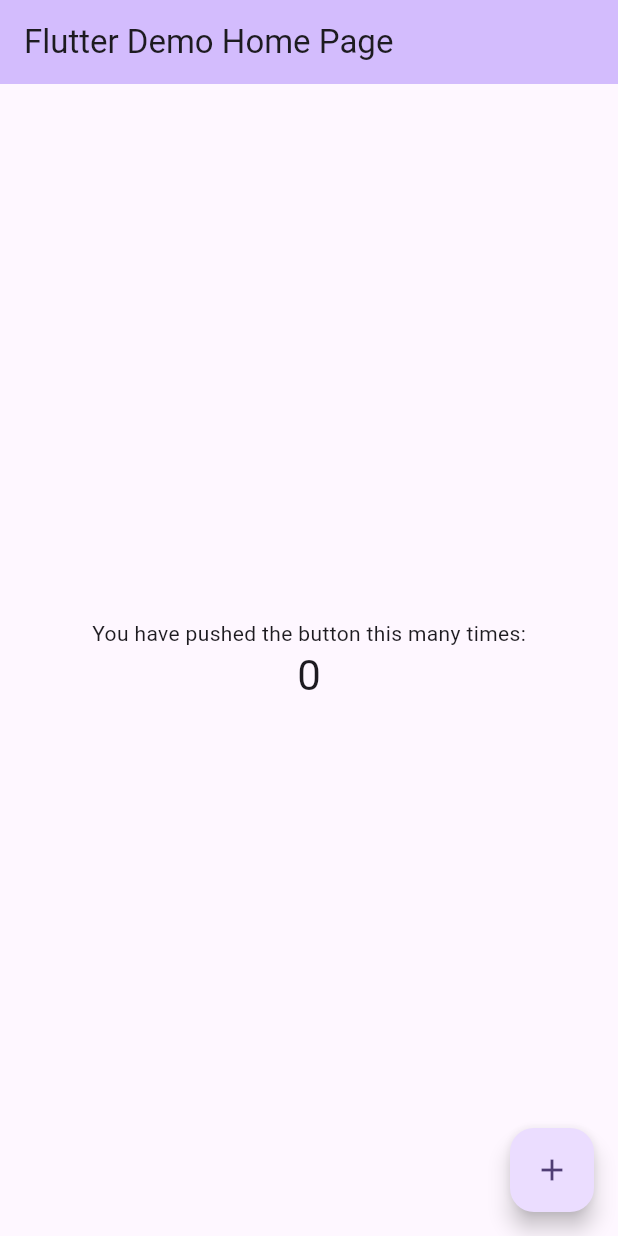
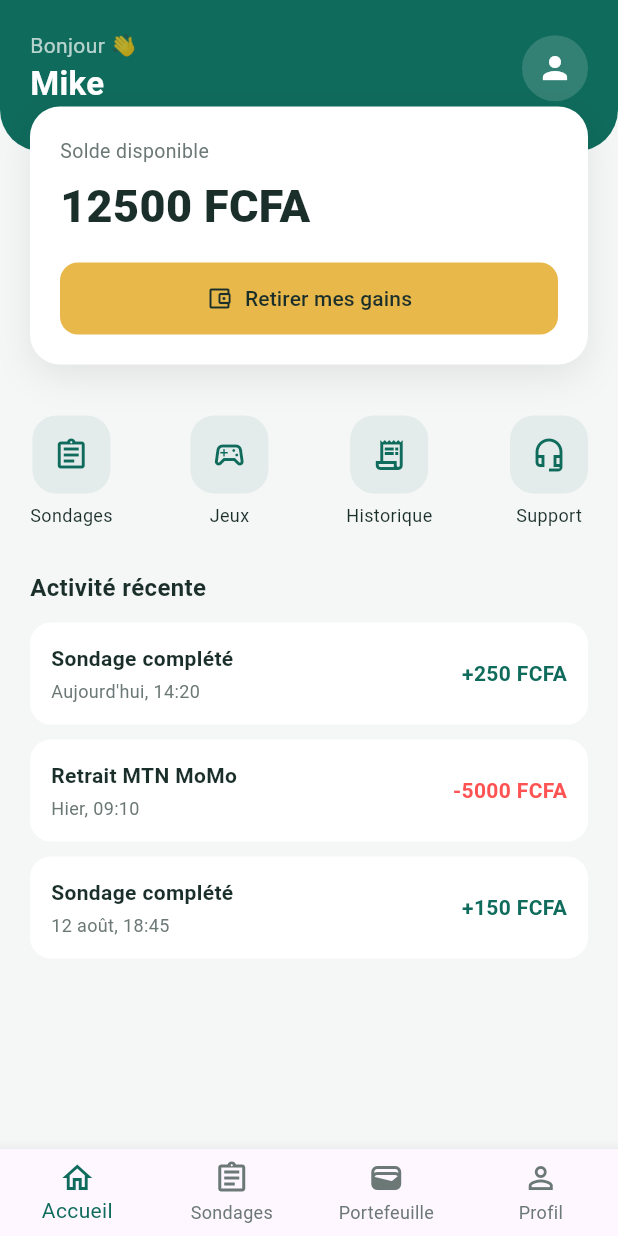
Before and after one commit to slownpoke/mon-appli-job, a Flutter app: the screen it shows after launch, on a phone screen of 412 x 824 dp. Run offline on Flutter 3.47's test engine with Material 3 defaults, Android fonts, the phone set to English and light mode, and no system bars.

Commit message:
Ajout écran accueil

```diff
--- a/lib/main.dart
+++ b/lib/main.dart
@@ -1,4 +1,5 @@
 import 'package:flutter/material.dart';
+import 'screens/home_screen.dart';
 
 void main() {
   runApp(const MyApp());
@@ -7,119 +8,17 @@ void main() {
 class MyApp extends StatelessWidget {
   const MyApp({super.key});
 
-  // This widget is the root of your application.
   @override
   Widget build(BuildContext context) {
     return MaterialApp(
-      title: 'Flutter Demo',
+      title: 'Mon Appli Job',
+      debugShowCheckedModeBanner: false,
       theme: ThemeData(
-        // This is the theme of your application.
-        //
-        // TRY THIS: Try running your application with "flutter run". You'll see
-        // the application has a purple toolbar. Then, without quitting the app,
-        // try changing the seedColor in the colorScheme below to Colors.green
-        // and then invoke "hot reload" (save your changes or press the "hot
-        // reload" button in a Flutter-supported IDE, or press "r" if you used
-        // the command line to start the app).
-        //
-        // Notice that the counter didn't reset back to zero; the application
-        // state is not lost during the reload. To reset the state, use hot
-        // restart instead.
-        //
-        // This works for code too, not just values: Most code changes can be
-        // tested with just a hot reload.
-        colorScheme: ColorScheme.fromSeed(seedColor: Colors.deepPurple),
         useMaterial3: true,
+        fontFamily: 'Roboto',
+        scaffoldBackgroundColor: const Color(0xFFF5F7F6),
       ),
-      home: const MyHomePage(title: 'Flutter Demo Home Page'),
+      home: const HomeScreen(),
     );
   }
 }
-
-class MyHomePage extends StatefulWidget {
-  const MyHomePage({super.key, required this.title});
-
-  // This widget is the home page of your application. It is stateful, meaning
-  // that it has a State object (defined below) that contains fields that affect
-  // how it looks.
-
-  // This class is the configuration for the state. It holds the values (in this
-  // case the title) provided by the parent (in this case the App widget) and
-  // used by the build method of the State. Fields in a Widget subclass are
-  // always marked "final".
-
-  final String title;
-
-  @override
-  State<MyHomePage> createState() => _MyHomePageState();
-}
-
-class _MyHomePageState extends State<MyHomePage> {
-  int _counter = 0;
-
-  void _incrementCounter() {
-    setState(() {
-      // This call to setState tells the Flutter framework that something has
-      // changed in this State, which causes it to rerun the build method below
-      // so that the display can reflect the updated values. If we changed
-      // _counter without calling setState(), then the build method would not be
-      // called again, and so nothing would appear to happen.
-      _counter++;
-    });
-  }
-
-  @override
-  Widget build(BuildContext context) {
-    // This method is rerun every time setState is called, for instance as done
-    // by the _incrementCounter method above.
-    //
-    // The Flutter framework has been optimized to make rerunning build methods
-    // fast, so that you can just rebuild anything that needs updating rather
-    // than having to individually change instances of widgets.
-    return Scaffold(
-      appBar: AppBar(
-        // TRY THIS: Try changing the color here to a specific color (to
-        // Colors.amber, perhaps?) and trigger a hot reload to see the AppBar
-        // change color while the other colors stay the same.
-        backgroundColor: Theme.of(context).colorScheme.inversePrimary,
-        // Here we take the value from the MyHomePage object that was created by
-        // the App.build method, and use it to set our appbar title.
-        title: Text(widget.title),
-      ),
-      body: Center(
-        // Center is a layout widget. It takes a single child and positions it
-        // in the middle of the parent.
-        child: Column(
-          // Column is also a layout widget. It takes a list of children and
-          // arranges them vertically. By default, it sizes itself to fit its
-          // children horizontally, and tries to be as tall as its parent.
-          //
-          // Column has various properties to control how it sizes itself and
-          // how it positions its children. Here we use mainAxisAlignment to
-          // center the children vertically; the main axis here is the vertical
-          // axis because Columns are vertical (the cross axis would be
-          // horizontal).
-          //
-          // TRY THIS: Invoke "debug painting" (choose the "Toggle Debug Paint"
-          // action in the IDE, or press "p" in the console), to see the
-          // wireframe for each widget.
-          mainAxisAlignment: MainAxisAlignment.center,
-          children: <Widget>[
-            const Text(
-              'You have pushed the button this many times:',
-            ),
-            Text(
-              '$_counter',
-              style: Theme.of(context).textTheme.headlineMedium,
-            ),
-          ],
-        ),
-      ),
-      floatingActionButton: FloatingActionButton(
-        onPressed: _incrementCounter,
-        tooltip: 'Increment',
-        child: const Icon(Icons.add),
-      ), // This trailing comma makes auto-formatting nicer for build methods.
-    );
-  }
-}
--- /dev/null
+++ b/lib/screens/home_screen.dart
@@ -0,0 +1,263 @@
+import 'package:flutter/material.dart';
+
+// Palette de couleurs de l'application
+class AppColors {
+  static const primary = Color(0xFF0F6B5C); // Vert émeraude foncé
+  static const primaryLight = Color(0xFF14A085);
+  static const accent = Color(0xFFE8B84B); // Doré (gains)
+  static const background = Color(0xFFF5F7F6);
+  static const cardWhite = Colors.white;
+  static const textDark = Color(0xFF1A2E2A);
+  static const textGrey = Color(0xFF6B7876);
+}
+
+class HomeScreen extends StatelessWidget {
+  const HomeScreen({super.key});
+
+  @override
+  Widget build(BuildContext context) {
+    // Données factices en attendant la connexion à la base de données
+    const String userName = "Mike";
+    const double balance = 12500;
+    const String currency = "FCFA";
+
+    return Scaffold(
+      backgroundColor: AppColors.background,
+      body: SafeArea(
+        child: SingleChildScrollView(
+          child: Column(
+            crossAxisAlignment: CrossAxisAlignment.start,
+            children: [
+              _buildHeader(userName),
+              _buildBalanceCard(balance, currency),
+              _buildQuickActions(),
+              _buildRecentActivity(),
+              const SizedBox(height: 24),
+            ],
+          ),
+        ),
+      ),
+      bottomNavigationBar: _buildBottomNav(),
+    );
+  }
+
+  // En-tête avec salutation et icône profil
+  Widget _buildHeader(String userName) {
+    return Container(
+      padding: const EdgeInsets.fromLTRB(20, 20, 20, 30),
+      decoration: const BoxDecoration(
+        color: AppColors.primary,
+        borderRadius: BorderRadius.only(
+          bottomLeft: Radius.circular(28),
+          bottomRight: Radius.circular(28),
+        ),
+      ),
+      child: Row(
+        mainAxisAlignment: MainAxisAlignment.spaceBetween,
+        children: [
+          Column(
+            crossAxisAlignment: CrossAxisAlignment.start,
+            children: [
+              const Text(
+                "Bonjour 👋",
+                style: TextStyle(color: Colors.white70, fontSize: 14),
+              ),
+              Text(
+                userName,
+                style: const TextStyle(
+                  color: Colors.white,
+                  fontSize: 22,
+                  fontWeight: FontWeight.bold,
+                ),
+              ),
+            ],
+          ),
+          CircleAvatar(
+            radius: 22,
+            backgroundColor: Colors.white.withOpacity(0.15),
+            child: const Icon(Icons.person, color: Colors.white),
+          ),
+        ],
+      ),
+    );
+  }
+
+  // Carte du solde, positionnée à cheval sur l'en-tête
+  Widget _buildBalanceCard(double balance, String currency) {
+    return Transform.translate(
+      offset: const Offset(0, -30),
+      child: Padding(
+        padding: const EdgeInsets.symmetric(horizontal: 20),
+        child: Container(
+          padding: const EdgeInsets.all(20),
+          decoration: BoxDecoration(
+            color: AppColors.cardWhite,
+            borderRadius: BorderRadius.circular(20),
+            boxShadow: [
+              BoxShadow(
+                color: Colors.black.withOpacity(0.08),
+                blurRadius: 20,
+                offset: const Offset(0, 8),
+              ),
+            ],
+          ),
+          child: Column(
+            crossAxisAlignment: CrossAxisAlignment.start,
+            children: [
+              const Text(
+                "Solde disponible",
+                style: TextStyle(color: AppColors.textGrey, fontSize: 13),
+              ),
+              const SizedBox(height: 6),
+              Text(
+                "${balance.toStringAsFixed(0)} $currency",
+                style: const TextStyle(
+                  color: AppColors.textDark,
+                  fontSize: 30,
+                  fontWeight: FontWeight.w800,
+                ),
+              ),
+              const SizedBox(height: 16),
+              SizedBox(
+                width: double.infinity,
+                child: ElevatedButton.icon(
+                  onPressed: () {
+                    // TODO: naviguer vers l'écran de retrait
+                  },
+                  icon: const Icon(Icons.account_balance_wallet_outlined,
+                      size: 18),
+                  label: const Text("Retirer mes gains"),
+                  style: ElevatedButton.styleFrom(
+                    backgroundColor: AppColors.accent,
+                    foregroundColor: AppColors.textDark,
+                    padding: const EdgeInsets.symmetric(vertical: 14),
+                    shape: RoundedRectangleBorder(
+                      borderRadius: BorderRadius.circular(12),
+                    ),
+                    elevation: 0,
+                  ),
+                ),
+              ),
+            ],
+          ),
+        ),
+      ),
+    );
+  }
+
+  // Grille d'actions rapides
+  Widget _buildQuickActions() {
+    final actions = [
+      {"icon": Icons.assignment_outlined, "label": "Sondages"},
+      {"icon": Icons.sports_esports_outlined, "label": "Jeux"},
+      {"icon": Icons.receipt_long_outlined, "label": "Historique"},
+      {"icon": Icons.headset_mic_outlined, "label": "Support"},
+    ];
+
+    return Padding(
+      padding: const EdgeInsets.fromLTRB(20, 4, 20, 8),
+      child: Row(
+        mainAxisAlignment: MainAxisAlignment.spaceBetween,
+        children: actions.map((action) {
+          return Column(
+            children: [
+              Container(
+                padding: const EdgeInsets.all(14),
+                decoration: BoxDecoration(
+                  color: AppColors.primary.withOpacity(0.08),
+                  borderRadius: BorderRadius.circular(16),
+                ),
+                child: Icon(action["icon"] as IconData,
+                    color: AppColors.primary, size: 24),
+              ),
+              const SizedBox(height: 6),
+              Text(
+                action["label"] as String,
+                style: const TextStyle(fontSize: 12, color: AppColors.textDark),
+              ),
+            ],
+          );
+        }).toList(),
+      ),
+    );
+  }
+
+  // Liste d'activité récente (factice)
+  Widget _buildRecentActivity() {
+    final activities = [
+      {"title": "Sondage complété", "amount": "+250 FCFA", "time": "Aujourd'hui, 14:20"},
+      {"title": "Retrait MTN MoMo", "amount": "-5000 FCFA", "time": "Hier, 09:10"},
+      {"title": "Sondage complété", "amount": "+150 FCFA", "time": "12 août, 18:45"},
+    ];
+
+    return Padding(
+      padding: const EdgeInsets.fromLTRB(20, 20, 20, 0),
+      child: Column(
+        crossAxisAlignment: CrossAxisAlignment.start,
+        children: [
+          const Text(
+            "Activité récente",
+            style: TextStyle(
+              fontSize: 16,
+              fontWeight: FontWeight.bold,
+              color: AppColors.textDark,
+            ),
+          ),
+          const SizedBox(height: 12),
+          ...activities.map((a) {
+            final isPositive = (a["amount"] as String).startsWith("+");
+            return Container(
+              margin: const EdgeInsets.only(bottom: 10),
+              padding: const EdgeInsets.all(14),
+              decoration: BoxDecoration(
+                color: AppColors.cardWhite,
+                borderRadius: BorderRadius.circular(14),
+              ),
+              child: Row(
+                mainAxisAlignment: MainAxisAlignment.spaceBetween,
+                children: [
+                  Column(
+                    crossAxisAlignment: CrossAxisAlignment.start,
+                    children: [
+                      Text(a["title"] as String,
+                          style: const TextStyle(
+                              fontWeight: FontWeight.w600,
+                              color: AppColors.textDark)),
+                      const SizedBox(height: 3),
+                      Text(a["time"] as String,
+                          style: const TextStyle(
+                              fontSize: 12, color: AppColors.textGrey)),
+                    ],
+                  ),
+                  Text(
+                    a["amount"] as String,
+                    style: TextStyle(
+                      fontWeight: FontWeight.bold,
+                      color: isPositive ? AppColors.primary : Colors.redAccent,
+                    ),
+                  ),
+                ],
+              ),
+            );
+          }),
+        ],
+      ),
+    );
+  }
+
+  // Barre de navigation inférieure
+  Widget _buildBottomNav() {
+    return BottomNavigationBar(
+      currentIndex: 0,
+      selectedItemColor: AppColors.primary,
+      unselectedItemColor: AppColors.textGrey,
+      type: BottomNavigationBarType.fixed,
+      items: const [
+        BottomNavigationBarItem(icon: Icon(Icons.home_outlined), label: "Accueil"),
+        BottomNavigationBarItem(icon: Icon(Icons.assignment_outlined), label: "Sondages"),
+        BottomNavigationBarItem(icon: Icon(Icons.wallet_outlined), label: "Portefeuille"),
+        BottomNavigationBarItem(icon: Icon(Icons.person_outline), label: "Profil"),
+      ],
+    );
+  }
+}
```
